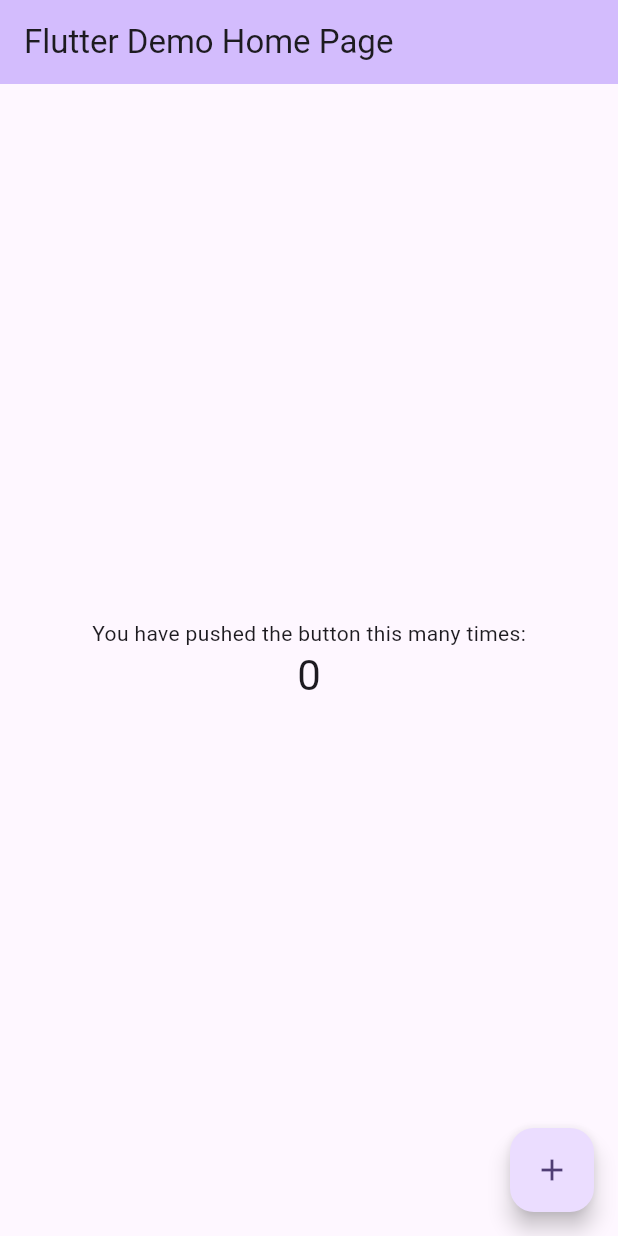
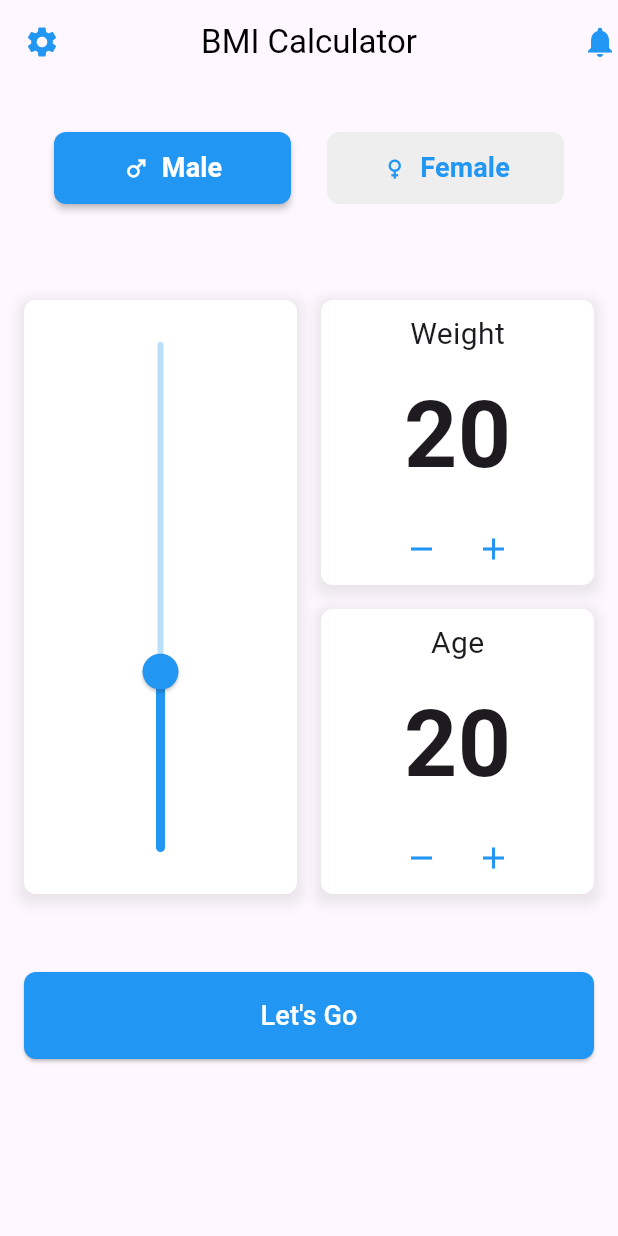
Before and after one commit to zweineu/info6350-final, a Flutter app: the screen it shows after launch, on a phone screen of 412 x 824 dp. Run offline on Flutter 3.47's test engine with Material 3 defaults, Android fonts, the phone set to English and light mode, and no system bars.

Commit message:
first implement

```diff
--- /dev/null
+++ b/lib/gender_selection.dart
@@ -0,0 +1,104 @@
+import 'package:flutter/material.dart';
+
+
+enum Gender { male, female }
+
+class GenderSelection extends StatefulWidget {
+  const GenderSelection({super.key});
+
+  @override
+  _GenderSelectionState createState() => _GenderSelectionState();
+}
+
+class _GenderSelectionState extends State<GenderSelection> {
+  Gender? selectedGender = Gender.male; // Default selected gender
+
+  @override
+  Widget build(BuildContext context) {
+    return Container(
+      margin: const EdgeInsets.symmetric(horizontal: 16.0),
+      padding: const EdgeInsets.all(16.0),
+      child: Row(
+        mainAxisAlignment: MainAxisAlignment.spaceEvenly,
+        children: <Widget>[
+          GenderButton(
+            gender: Gender.male,
+            selectedGender: selectedGender,
+            onGenderTapped: (gender) {
+              setState(() {
+                selectedGender = gender;
+              });
+            },
+          ),
+          const SizedBox(width: 16), // Spacing between buttons
+          GenderButton(
+            gender: Gender.female,
+            selectedGender: selectedGender,
+            onGenderTapped: (gender) {
+              setState(() {
+                selectedGender = gender;
+              });
+            },
+          ),
+        ],
+      ),
+    );
+  }
+}
+
+class GenderButton extends StatelessWidget {
+  final Gender gender;
+  final Gender? selectedGender;
+  final Function(Gender) onGenderTapped;
+
+  const GenderButton(
+      {super.key, required this.gender,
+      this.selectedGender,
+      required this.onGenderTapped});
+
+  @override
+  Widget build(BuildContext context) {
+    bool isSelected = gender == selectedGender;
+    IconData iconData = gender == Gender.male
+        ? Icons.male
+        : Icons.female; // Choose the icon based on gender
+    return Expanded(
+      child: Container(
+        height: 48, // Fixed height for all buttons
+        margin: const EdgeInsets.symmetric(
+            horizontal: 4), // Margin for spacing between buttons
+        child: ElevatedButton(
+          style: ElevatedButton.styleFrom(
+            foregroundColor: isSelected ? Colors.white : Colors.black, backgroundColor: isSelected ? Colors.blue : Colors.grey[200],
+            shape: RoundedRectangleBorder(
+              borderRadius: BorderRadius.circular(8), // Rounded corners
+            ),
+            elevation: isSelected ? 2 : 0, // Adjust elevation
+            padding: const EdgeInsets.symmetric(horizontal: 8), // Horizontal padding
+          ),
+          onPressed: () => onGenderTapped(gender),
+          child: Row(
+            mainAxisSize:
+                MainAxisSize.min, // Use the minimum amount of horizontal space
+            children: <Widget>[
+              Icon(iconData,
+                  color: isSelected
+                      ? Colors.white
+                      : Colors
+                          .blue), // Use appropriate color based on selection
+              const SizedBox(width: 8), // Space between icon and text
+              Text(
+                gender == Gender.male ? 'Male' : 'Female',
+                style: TextStyle(
+                  fontSize: 18,
+                  fontWeight: FontWeight.bold,
+                  color: isSelected ? Colors.white : Colors.blue,
+                ),
+              ),
+            ],
+          ),
+        ),
+      ),
+    );
+  }
+}
--- /dev/null
+++ b/lib/height_slider.dart
@@ -0,0 +1,47 @@
+import 'package:flutter/material.dart';
+class HeightSlider extends StatefulWidget {
+  const HeightSlider({super.key});
+
+  @override
+  _HeightSliderState createState() => _HeightSliderState();
+}
+
+class _HeightSliderState extends State<HeightSlider> {
+  double height = 150.0; // Default height in centimeters
+
+  @override
+  Widget build(BuildContext context) {
+    return SliderTheme(
+      data: SliderTheme.of(context).copyWith(
+        activeTrackColor: Colors.blue,
+        inactiveTrackColor: Colors.blue[100],
+        trackShape: const RoundedRectSliderTrackShape(),
+        trackHeight: 4.0,
+        thumbShape: const RoundSliderThumbShape(enabledThumbRadius: 12.0),
+        thumbColor: Colors.blue,
+        overlayColor: Colors.blue.withAlpha(32),
+        overlayShape: const RoundSliderOverlayShape(overlayRadius: 28.0),
+        tickMarkShape: const RoundSliderTickMarkShape(),
+        activeTickMarkColor: Colors.blue,
+        inactiveTickMarkColor: Colors.blue[100],
+        valueIndicatorShape: const PaddleSliderValueIndicatorShape(),
+        valueIndicatorColor: Colors.blue,
+        valueIndicatorTextStyle: const TextStyle(
+          color: Colors.white,
+        ),
+      ),
+      child: Slider(
+        value: height,
+        min: 112.0,
+        max: 220.0,
+        divisions: 108,
+        label: '$height',
+        onChanged: (double newValue) {
+          setState(() {
+            height = newValue;
+          });
+        },
+      ),
+    );
+  }
+}
--- /dev/null
+++ b/lib/lets_go_buttion.dart
@@ -0,0 +1,30 @@
+import 'package:flutter/material.dart';
+
+class LetsGoButton extends StatelessWidget {
+  final VoidCallback onTap;
+
+  const LetsGoButton({super.key, required this.onTap});
+
+  @override
+  Widget build(BuildContext context) {
+    return Container(
+      margin: const EdgeInsets.symmetric(horizontal: 16.0),
+      width: double.infinity, // Match the width to parent
+      child: ElevatedButton(
+        style: ElevatedButton.styleFrom(
+          foregroundColor: Colors.white,
+          backgroundColor: Colors.blue, // Text color
+          padding: const EdgeInsets.symmetric(vertical: 16.0),
+          shape: RoundedRectangleBorder(
+            borderRadius: BorderRadius.circular(8.0), // Rounded corners
+          ),
+        ),
+        onPressed: onTap,
+        child: const Text(
+          "Let's Go",
+          style: TextStyle(fontSize: 18),
+        ),
+      ),
+    );
+  }
+}
--- a/lib/main.dart
+++ b/lib/main.dart
@@ -1,4 +1,8 @@
 import 'package:flutter/material.dart';
+import 'gender_selection.dart';
+import 'lets_go_buttion.dart';
+import 'number_input_with_increment_decrement.dart';
+import 'height_slider.dart';
 
 void main() {
   runApp(const MyApp());
@@ -11,43 +15,18 @@ class MyApp extends StatelessWidget {
   @override
   Widget build(BuildContext context) {
     return MaterialApp(
-      title: 'Flutter Demo',
+      title: 'BMI Calculator',
       theme: ThemeData(
-        // This is the theme of your application.
-        //
-        // TRY THIS: Try running your application with "flutter run". You'll see
-        // the application has a purple toolbar. Then, without quitting the app,
-        // try changing the seedColor in the colorScheme below to Colors.green
-        // and then invoke "hot reload" (save your changes or press the "hot
-        // reload" button in a Flutter-supported IDE, or press "r" if you used
-        // the command line to start the app).
-        //
-        // Notice that the counter didn't reset back to zero; the application
-        // state is not lost during the reload. To reset the state, use hot
-        // restart instead.
-        //
-        // This works for code too, not just values: Most code changes can be
-        // tested with just a hot reload.
         colorScheme: ColorScheme.fromSeed(seedColor: Colors.deepPurple),
         useMaterial3: true,
       ),
-      home: const MyHomePage(title: 'Flutter Demo Home Page'),
+      home: const MyHomePage(title: 'BMI Calculator'),
     );
   }
 }
 
 class MyHomePage extends StatefulWidget {
   const MyHomePage({super.key, required this.title});
-
-  // This widget is the home page of your application. It is stateful, meaning
-  // that it has a State object (defined below) that contains fields that affect
-  // how it looks.
-
-  // This class is the configuration for the state. It holds the values (in this
-  // case the title) provided by the parent (in this case the App widget) and
-  // used by the build method of the State. Fields in a Widget subclass are
-  // always marked "final".
-
   final String title;
 
   @override
@@ -55,71 +34,159 @@ class MyHomePage extends StatefulWidget {
 }
 
 class _MyHomePageState extends State<MyHomePage> {
-  int _counter = 0;
+  @override
+  Widget build(BuildContext context) {
+    return Scaffold(
+      appBar: AppBar(
+        backgroundColor: Colors.transparent,
+        elevation: 0,
+        leading: const Icon(Icons.settings, color: Colors.blue),
+        actions: const [Icon(Icons.notifications, color: Colors.blue)],
+        title: const Text(
+          'BMI Calculator',
+          style: TextStyle(color: Colors.black),
+        ),
+        centerTitle: true,
+      ),
+      body: SingleChildScrollView(
+        child: Column(
+          children: <Widget>[
+            const SizedBox(height: 16), // Provides space from the top
+            const GenderSelection(),
+            const SizedBox(height: 16),
+            const BodyMeasurementCard(),
+            const SizedBox(height: 20),
+            LetsGoButton(onTap: () {}),
+          ],
+        ),
+      ),
+    );
+  }
+}
 
-  void _incrementCounter() {
-    setState(() {
-      // This call to setState tells the Flutter framework that something has
-      // changed in this State, which causes it to rerun the build method below
-      // so that the display can reflect the updated values. If we changed
-      // _counter without calling setState(), then the build method would not be
-      // called again, and so nothing would appear to happen.
-      _counter++;
-    });
-  }
+class HeightCard extends StatelessWidget {
+  const HeightCard({Key? key}) : super(key: key);
 
   @override
   Widget build(BuildContext context) {
-    // This method is rerun every time setState is called, for instance as done
-    // by the _incrementCounter method above.
-    //
-    // The Flutter framework has been optimized to make rerunning build methods
-    // fast, so that you can just rebuild anything that needs updating rather
-    // than having to individually change instances of widgets.
-    return Scaffold(
-      appBar: AppBar(
-        // TRY THIS: Try changing the color here to a specific color (to
-        // Colors.amber, perhaps?) and trigger a hot reload to see the AppBar
-        // change color while the other colors stay the same.
-        backgroundColor: Theme.of(context).colorScheme.inversePrimary,
-        // Here we take the value from the MyHomePage object that was created by
-        // the App.build method, and use it to set our appbar title.
-        title: Text(widget.title),
+    return const Card(
+      elevation: 4.0,
+      margin: EdgeInsets.symmetric(horizontal: 16.0),
+      child: Padding(
+        padding: EdgeInsets.all(16.0),
+        child: HeightSlider(),
       ),
-      body: Center(
-        // Center is a layout widget. It takes a single child and positions it
-        // in the middle of the parent.
-        child: Column(
-          // Column is also a layout widget. It takes a list of children and
-          // arranges them vertically. By default, it sizes itself to fit its
-          // children horizontally, and tries to be as tall as its parent.
-          //
-          // Column has various properties to control how it sizes itself and
-          // how it positions its children. Here we use mainAxisAlignment to
-          // center the children vertically; the main axis here is the vertical
-          // axis because Columns are vertical (the cross axis would be
-          // horizontal).
-          //
-          // TRY THIS: Invoke "debug painting" (choose the "Toggle Debug Paint"
-          // action in the IDE, or press "p" in the console), to see the
-          // wireframe for each widget.
-          mainAxisAlignment: MainAxisAlignment.center,
-          children: <Widget>[
-            const Text(
-              'You have pushed the button this many times:',
-            ),
-            Text(
-              '$_counter',
-              style: Theme.of(context).textTheme.headlineMedium,
-            ),
-          ],
-        ),
-      ),
-      floatingActionButton: FloatingActionButton(
-        onPressed: _incrementCounter,
-        tooltip: 'Increment',
-        child: const Icon(Icons.add),
-      ), // This trailing comma makes auto-formatting nicer for build methods.
     );
   }
 }
+
+class WeightCard extends StatelessWidget {
+  const WeightCard({Key? key}) : super(key: key);
+
+  @override
+  Widget build(BuildContext context) {
+    return const Card(
+      elevation: 4.0,
+      margin: EdgeInsets.symmetric(horizontal: 16.0),
+      child: Padding(
+        padding: EdgeInsets.all(16.0),
+        child: NumberInputWithIncrementDecrement(label: 'Weight'),
+      ),
+    );
+  }
+}
+
+class AgeCard extends StatelessWidget {
+  const AgeCard({Key? key}) : super(key: key);
+
+  @override
+  Widget build(BuildContext context) {
+    return const Card(
+      elevation: 4.0,
+      margin: EdgeInsets.symmetric(horizontal: 16.0),
+      child: Padding(
+        padding: EdgeInsets.all(16.0),
+        child: NumberInputWithIncrementDecrement(label: 'Age'),
+      ),
+    );
+  }
+}
+
+class BodyMeasurementCard extends StatelessWidget {
+  const BodyMeasurementCard({Key? key}) : super(key: key);
+
+  @override
+  Widget build(BuildContext context) {
+    return Container(
+      margin: const EdgeInsets.all(16.0),
+      padding: const EdgeInsets.symmetric(vertical: 16.0),
+      child:IntrinsicHeight(
+      child: Row(
+        crossAxisAlignment: CrossAxisAlignment
+              .stretch,
+        children: [
+          Expanded(
+            child: Container(
+                decoration: BoxDecoration(
+                  color: Colors.white,
+                  borderRadius: BorderRadius.circular(8.0),
+                  boxShadow: [
+                    BoxShadow(
+                      color: Colors.grey.withOpacity(0.2),
+                      spreadRadius: 4,
+                      blurRadius: 6,
+                      offset: const Offset(0, 3),
+                    ),
+                  ],
+                ),
+                // This will be the height slider container
+                child: const RotatedBox(
+                  quarterTurns: -1,
+                  child: HeightSlider(),
+                )),
+          ),
+          const SizedBox(
+              width: 16), // Spacing between height slider and number inputs
+          Expanded(
+            child: Column(
+              children: [
+                Container(
+                  decoration: BoxDecoration(
+                    color: Colors.white,
+                    borderRadius: BorderRadius.circular(8.0),
+                    boxShadow: [
+                      BoxShadow(
+                        color: Colors.grey.withOpacity(0.2),
+                        spreadRadius: 4,
+                        blurRadius: 6,
+                        offset: const Offset(0, 3),
+                      ),
+                    ],
+                  ),
+                  child:
+                      const NumberInputWithIncrementDecrement(label: 'Weight'),
+                ),
+                const SizedBox(height: 16), // Spacing between weight and age
+                Container(
+                    decoration: BoxDecoration(
+                      color: Colors.white,
+                      borderRadius: BorderRadius.circular(8.0),
+                      boxShadow: [
+                        BoxShadow(
+                          color: Colors.grey.withOpacity(0.2),
+                          spreadRadius: 4,
+                          blurRadius: 6,
+                          offset: const Offset(0, 3),
+                        ),
+                      ],
+                    ),
+                    child:
+                        const NumberInputWithIncrementDecrement(label: 'Age')),
+              ],
+            ),
+          ),
+        ],
+      ),
+    ));
+  }
+}
--- /dev/null
+++ b/lib/number_input_with_increment_decrement.dart
@@ -0,0 +1,60 @@
+import 'package:flutter/material.dart';
+
+class NumberInputWithIncrementDecrement extends StatefulWidget {
+  final String label;
+
+  const NumberInputWithIncrementDecrement({Key? key, required this.label}) : super(key: key);
+
+  @override
+  _NumberInputWithIncrementDecrementState createState() => _NumberInputWithIncrementDecrementState();
+}
+
+class _NumberInputWithIncrementDecrementState extends State<NumberInputWithIncrementDecrement> {
+  int value = 20; // Default value for weight/age
+
+  void _increment() {
+    setState(() {
+      value++;
+    });
+  }
+
+  void _decrement() {
+    setState(() {
+      if (value > 0) value--;
+    });
+  }
+
+  @override
+  Widget build(BuildContext context) {
+    return Column(
+      mainAxisAlignment: MainAxisAlignment.center,
+      crossAxisAlignment: CrossAxisAlignment.center,
+      children: <Widget>[
+        const SizedBox(height: 8), // Spacing from the top (padding
+        Text(
+          widget.label,
+          style: const TextStyle(fontSize: 20),
+        ),
+        const SizedBox(height: 8), // Spacing between title and number
+        Text(
+          '$value',
+          style: const TextStyle(fontSize: 62, fontWeight: FontWeight.bold),
+        ),
+        const SizedBox(height: 8), // Spacing between number and buttons
+        Row(
+          mainAxisAlignment: MainAxisAlignment.center,
+          children: <Widget>[
+            IconButton(
+              icon: const Icon(Icons.remove, color: Colors.blue),
+              onPressed: _decrement,
+            ),
+            IconButton(
+              icon: const Icon(Icons.add, color: Colors.blue),
+              onPressed: _increment,
+            ),
+          ],
+        ),
+      ],
+    );
+  }
+}
```
